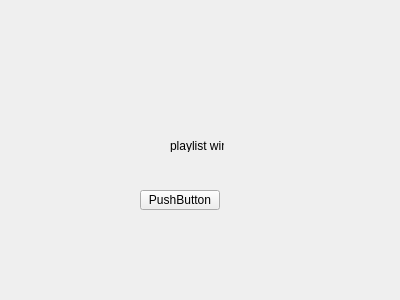
Above: CaX/widget/playlistwindow.ui from fsest4u/CaX_03 before the change. Below: the same form after it.
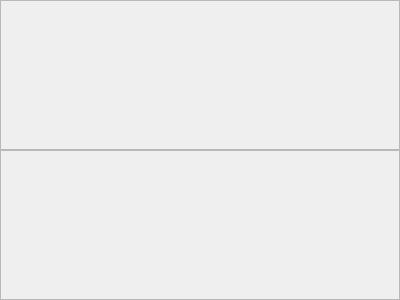
That is the form after the change.

Commit message: playlist 서비스 목록 기능 추가

Patch:
```diff
--- a/CaX/widget/playlistwindow.ui
+++ b/CaX/widget/playlistwindow.ui
@@ -13,32 +13,45 @@
   <property name="windowTitle">
    <string>Form</string>
   </property>
-  <widget class="QLabel" name="label">
-   <property name="geometry">
-    <rect>
-     <x>170</x>
-     <y>140</y>
-     <width>54</width>
-     <height>12</height>
-    </rect>
+  <layout class="QVBoxLayout" name="verticalLayout">
+   <property name="spacing">
+    <number>0</number>
    </property>
-   <property name="text">
-    <string>playlist win</string>
+   <property name="leftMargin">
+    <number>0</number>
    </property>
-  </widget>
-  <widget class="QPushButton" name="pushButton">
-   <property name="geometry">
-    <rect>
-     <x>140</x>
-     <y>190</y>
-     <width>80</width>
-     <height>20</height>
-    </rect>
+   <property name="topMargin">
+    <number>0</number>
    </property>
-   <property name="text">
-    <string>PushButton</string>
+   <property name="rightMargin">
+    <number>0</number>
    </property>
-  </widget>
+   <property name="bottomMargin">
+    <number>0</number>
+   </property>
+   <item>
+    <widget class="QFrame" name="frameTop">
+     <property name="frameShape">
+      <enum>QFrame::StyledPanel</enum>
+     </property>
+     <property name="frameShadow">
+      <enum>QFrame::Raised</enum>
+     </property>
+     <layout class="QGridLayout" name="gridLayoutTop"/>
+    </widget>
+   </item>
+   <item>
+    <widget class="QFrame" name="frameBottom">
+     <property name="frameShape">
+      <enum>QFrame::StyledPanel</enum>
+     </property>
+     <property name="frameShadow">
+      <enum>QFrame::Raised</enum>
+     </property>
+     <layout class="QGridLayout" name="gridLayoutBottom"/>
+    </widget>
+   </item>
+  </layout>
  </widget>
  <resources/>
  <connections/>
```
The commit also changes 11 other files.
